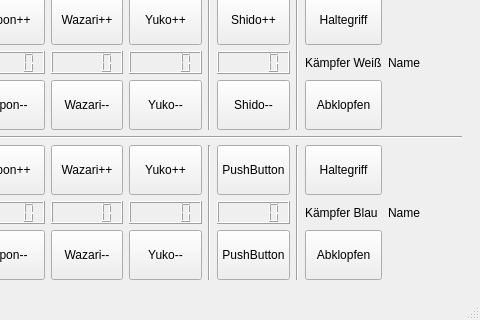
Qt form JudoScoreboard/mainwindow.ui (lusmdl/MyJudoScoreboard) before a commit; both pictures show x 147 to 627 and y 241 to 561 of the 627 by 561 pixel window.
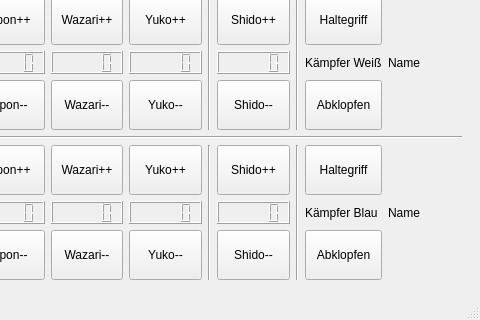
The same form after that commit. The open tabs and pages were chosen to show the change.

Commit message: created second window with expand enable

```diff
--- a/JudoScoreboard/mainwindow.ui
+++ b/JudoScoreboard/mainwindow.ui
@@ -867,7 +867,7 @@
              </size>
             </property>
             <property name="text">
-             <string>PushButton</string>
+             <string>Shido++</string>
             </property>
            </widget>
           </item>
@@ -1006,7 +1006,7 @@
              </size>
             </property>
             <property name="text">
-             <string>PushButton</string>
+             <string>Shido--</string>
             </property>
            </widget>
           </item>
```
Left out of the diff: 149 changed lines with no effect on the pictures. The commit also changes 7 other files.
